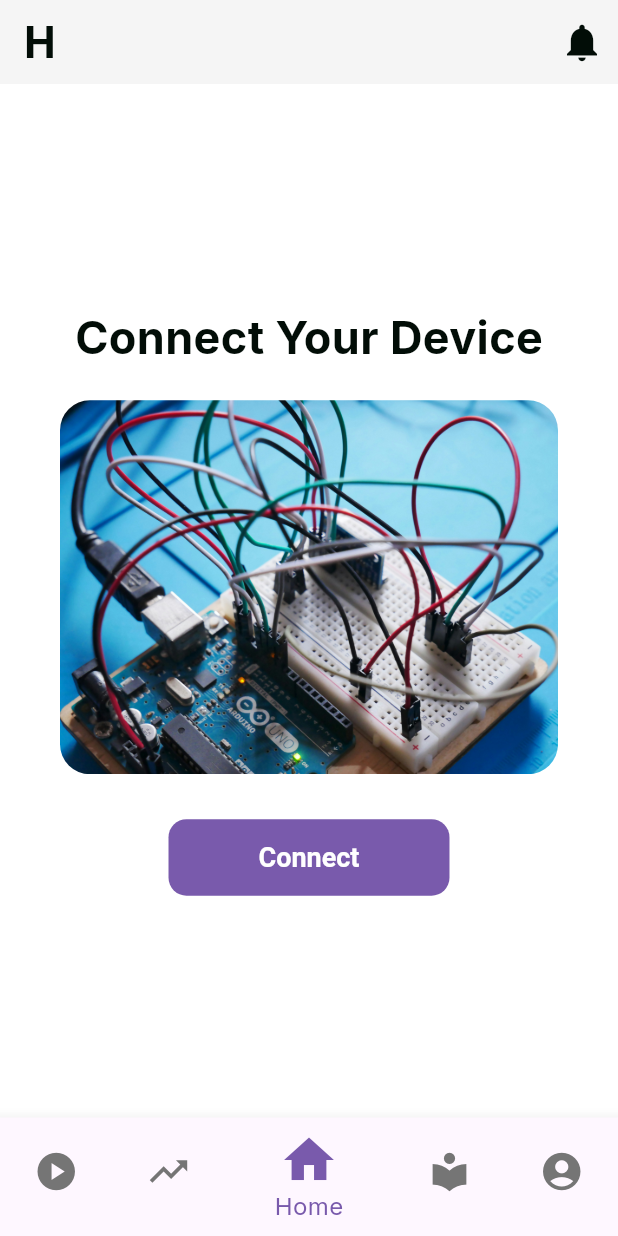
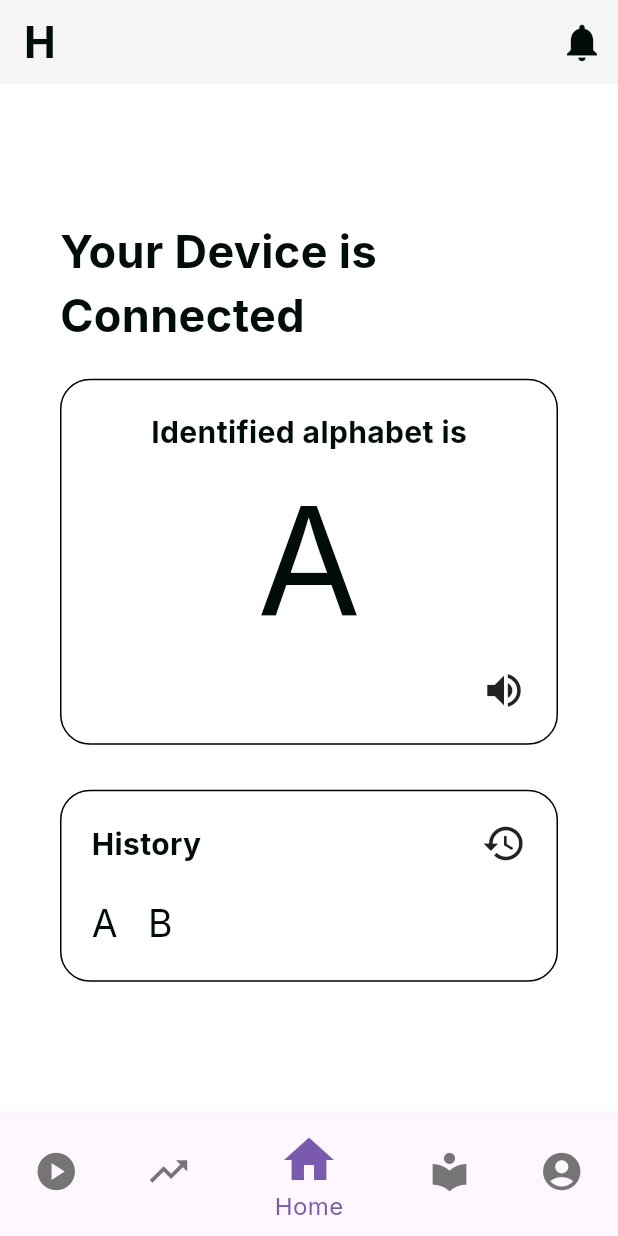
Before and after one commit to mayome0703/Hand-gesture-converter, a Flutter app: the screen it shows after launch, on a phone screen of 412 x 824 dp. Run offline on Flutter 3.47's test engine with Material 3 defaults, Android fonts, the phone set to English and light mode, and no system bars; our stand-ins replace google_fonts.

Commit message:
add after connection home page

```diff
--- /dev/null
+++ b/hand_gesture/lib/screens/home_connected.dart
@@ -0,0 +1,129 @@
+import 'package:flutter/material.dart';
+
+class HomeConnected extends StatelessWidget {
+  const HomeConnected({super.key});
+
+  @override
+  Widget build(BuildContext context) {
+    return Center(
+      child: Padding(
+        padding: const EdgeInsets.symmetric(
+          horizontal: 40.0,
+          vertical: 10.0,
+        ),
+        child: Column(
+          mainAxisAlignment: MainAxisAlignment.center,
+          children: [
+            const Text(
+              "Your Device is Connected",
+              style: TextStyle(
+                fontSize: 30,
+                fontWeight: FontWeight.bold,
+              ),
+            ),
+            const SizedBox(
+              height: 20,
+            ),
+            Container(
+              width: double.infinity,
+              padding: const EdgeInsets.all(20),
+              decoration: BoxDecoration(
+                border: Border.all(
+                  width: 1,
+                  color: Colors.black,
+                ),
+                borderRadius: BorderRadius.circular(20),
+              ),
+              child: const Column(
+                children: [
+                  Text(
+                    "Identified alphabet is",
+                    style: TextStyle(
+                      fontSize: 20,
+                      fontWeight: FontWeight.bold,
+                    ),
+                  ),
+                  Text(
+                    "A",
+                    style: TextStyle(
+                      fontSize: 100,
+                    ),
+                  ),
+                  Row(
+                    mainAxisAlignment: MainAxisAlignment.end,
+                    children: [
+                      Icon(
+                        Icons.volume_up,
+                        size: 30,
+                      )
+                    ],
+                  )
+                ],
+              ),
+            ),
+            const SizedBox(
+              height: 30,
+            ),
+            Container(
+              width: double.infinity,
+              padding: const EdgeInsets.symmetric(
+                horizontal: 20,
+                vertical: 20,
+              ),
+              decoration: BoxDecoration(
+                border: Border.all(
+                  width: 1,
+                  color: Colors.black,
+                ),
+                borderRadius: BorderRadius.circular(20),
+              ),
+              child: const Column(
+                crossAxisAlignment: CrossAxisAlignment.start,
+                children: [
+                  Row(
+                    mainAxisAlignment: MainAxisAlignment.spaceBetween,
+                    children: [
+                      Text(
+                        "History",
+                        style: TextStyle(
+                          fontSize: 20,
+                          fontWeight: FontWeight.bold,
+                        ),
+                      ),
+                      Icon(
+                        Icons.history,
+                        size: 30,
+                      ),
+                    ],
+                  ),
+                  SizedBox(
+                    height: 20,
+                  ),
+                  Row(
+                    children: [
+                      Text(
+                        "A",
+                        style: TextStyle(
+                          fontSize: 25,
+                        ),
+                      ),
+                      SizedBox(
+                        width: 20,
+                      ),
+                      Text(
+                        "B",
+                        style: TextStyle(
+                          fontSize: 25,
+                        ),
+                      ),
+                    ],
+                  ),
+                ],
+              ),
+            ),
+          ],
+        ),
+      ),
+    );
+  }
+}
--- a/hand_gesture/lib/screens/landing.dart
+++ b/hand_gesture/lib/screens/landing.dart
@@ -1,5 +1,6 @@
 import 'package:flutter/material.dart';
 import 'package:hand_gesture/screens/home.dart';
+import 'package:hand_gesture/screens/home_connected.dart';
 import 'package:hand_gesture/utils/constants.dart';
 
 class Landing extends StatefulWidget {
@@ -39,7 +40,7 @@ class _LandingState extends State<Landing> {
           ),
         ],
       ),
-      body: const Home(),
+      body: const HomeConnected(),
       bottomNavigationBar: BottomNavigationBar(
         backgroundColor: Colors.grey[100],
         currentIndex: _selectedIndex,
```
